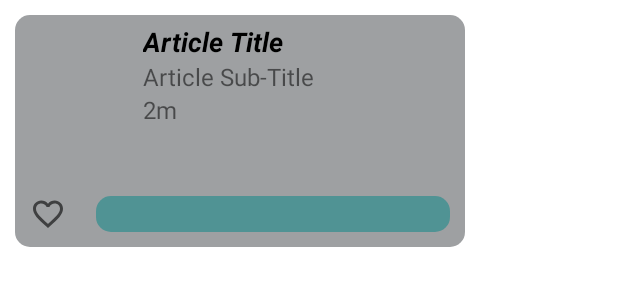
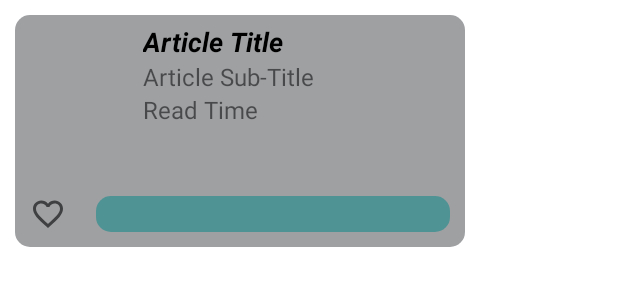
Before and after one commit to aboudeh71665631/Medical-Education, an Android app: the layout program_item.xml on its own in the app's theme, with its tools: preview values and no code run, on a phone screen of 412 x 824 dp. Shown: the top 300 px of the screen. Run offline under Robolectric (Android 15) with nearby library versions, the phone set to English and light mode, and no system bars.

Commit message:
First Commit (Unfinished/Early)

```diff
--- a/app/src/main/res/layout/program_item.xml
+++ b/app/src/main/res/layout/program_item.xml
@@ -1,6 +1,5 @@
 <?xml version="1.0" encoding="utf-8"?>
-<LinearLayout
-    xmlns:android="http://schemas.android.com/apk/res/android"
+<LinearLayout xmlns:android="http://schemas.android.com/apk/res/android"
     xmlns:app="http://schemas.android.com/apk/res-auto"
     xmlns:tools="http://schemas.android.com/tools"
     android:layout_width="300dp"
@@ -8,16 +7,15 @@
     android:layout_margin="10dp"
     android:layout_marginEnd="5dp"
     android:background="@drawable/background_border"
+    android:orientation="vertical"
     app:cardCornerRadius="20dp">
 
+
     <LinearLayout
+        android:id="@+id/info_layout"
         android:layout_width="match_parent"
         android:layout_height="wrap_content"
-        android:orientation="vertical">
-
-        <LinearLayout
-            android:layout_width="match_parent"
-            android:layout_height="wrap_content"
+        android:foreground="?android:attr/selectableItemBackground"
         android:orientation="horizontal"
         android:padding="5dp">
 
@@ -25,8 +23,9 @@
             android:id="@+id/article_image"
             android:layout_width="80dp"
             android:layout_height="100dp"
-                android:padding="5dp"
-                android:layout_gravity="center" />
+            android:layout_gravity="center"
+            android:contentDescription="@string/program_item_thumbnail"
+            android:padding="5dp" />
 
         <LinearLayout
             android:layout_width="match_parent"
@@ -46,18 +45,17 @@
                 android:id="@+id/article_subtitle"
                 android:layout_width="match_parent"
                 android:layout_height="wrap_content"
-
+                android:maxLines="1"
                 android:textSize="16sp"
-                    android:maxLines="1"
-                    android:text="Article Sub-Title" />
+                tools:text="Article Sub-Title" />
 
             <TextView
+                android:id="@+id/read_duration"
                 android:layout_width="match_parent"
                 android:layout_height="wrap_content"
                 android:layout_gravity="bottom"
-
                 android:textSize="16sp"
-                    android:text="2m" />
+                tools:text="Read Time" />
         </LinearLayout>
 
     </LinearLayout>
@@ -71,19 +69,19 @@
             android:id="@+id/favorite_button"
             android:layout_width="wrap_content"
             android:layout_height="wrap_content"
+            android:contentDescription="@string/favorite_icon"
+            android:foreground="?android:attr/selectableItemBackground"
             android:padding="10dp"
-                android:src="@drawable/ic_favorite"
-                android:foreground="?android:attr/selectableItemBackground"/>
+            android:src="@drawable/ic_favorite" />
 
         <View
             android:layout_width="match_parent"
             android:layout_height="match_parent"
+            android:layout_margin="10dp"
             android:background="@drawable/background_border"
-                android:backgroundTint="@color/teal_700"
-                android:layout_margin="10dp"/>
+            android:backgroundTint="@color/teal_700" />
 
     </LinearLayout>
 
-    </LinearLayout>
 
 </LinearLayout>
```
Lines whose indentation alone changed are shown as unchanged.
